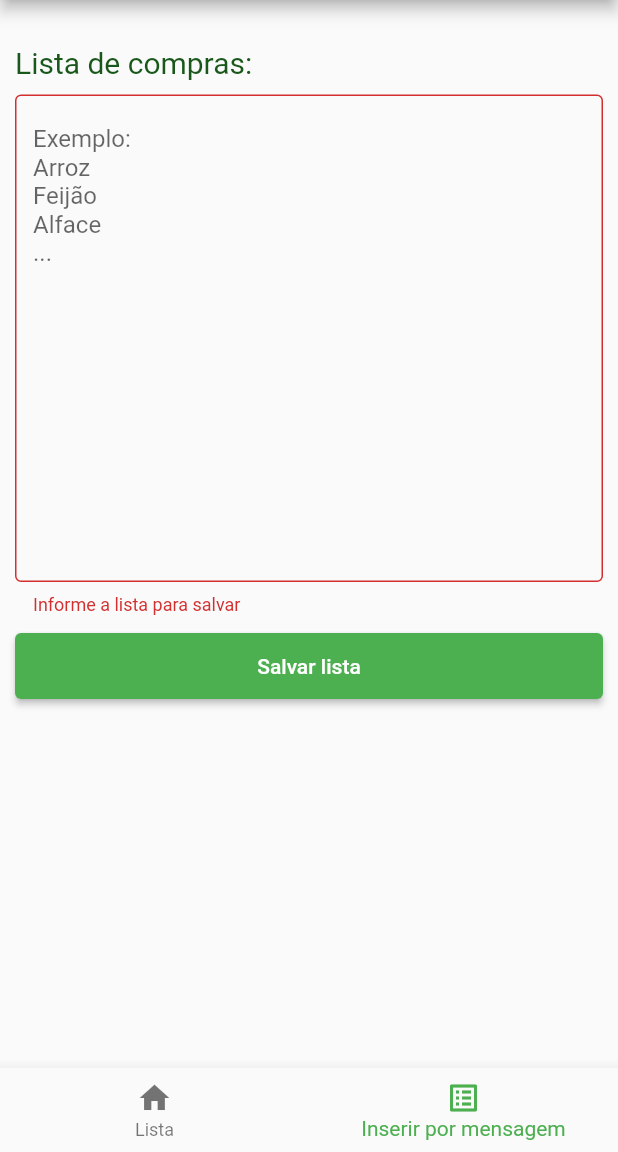
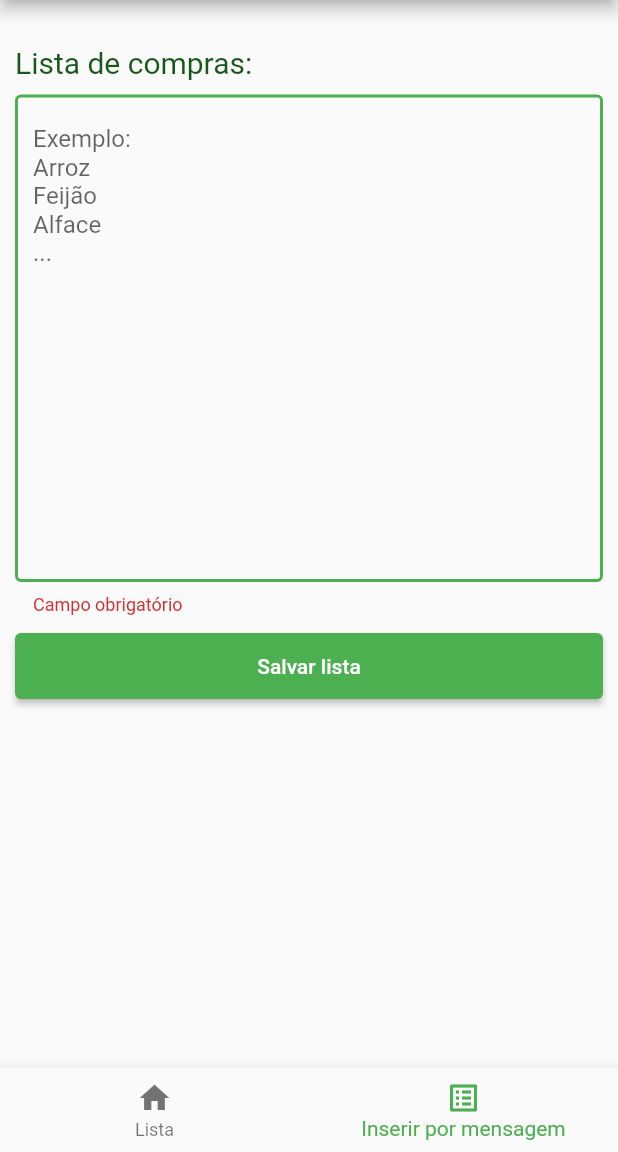
Before and after one commit to EnricoGollner/BuyList, a Flutter app: the screen it shows after launch, item 2 of the bottom bar chosen, after a tap on "Salvar lista", on a phone screen of 412 x 824 dp, the part 84-1236 px from its top. Run offline on Flutter 3.47's test engine with Material 2 defaults, Android fonts, the phone set to English and light mode, and no system bars; our stand-ins replace flutter_slidable, sqflite; accounts and stored records are empty.

Commit message:
fixing streamBuilder shoppingList

```diff
--- a/shopping_list/lib/src/bloc/shopping_bloc.dart
+++ b/shopping_list/lib/src/bloc/shopping_bloc.dart
@@ -10,8 +10,7 @@ class ShoppingBloc {
 
   final StreamController<ShoppingEvent> _inputItemsController =
       StreamController<ShoppingEvent>();
-  final StreamController<ShoppingState> _outputItemsController =
-      StreamController<ShoppingState>();
+  final StreamController<ShoppingState> _outputItemsController = StreamController<ShoppingState>();
 
   ///Getter of Stream controller of ShoppingEvents - where we send events
   Sink<ShoppingEvent> get inputClient => _inputItemsController.sink;
@@ -25,6 +24,11 @@ class ShoppingBloc {
     });
   }
 
+  void dispose() {
+    _inputItemsController.close();
+    _outputItemsController.close();
+  }
+
   Future<void> _mapEventToState(ShoppingEvent event) async {
     List<ItemToShop> items = [];
     _outputItemsController.add(ShoppingLoadingState());
@@ -36,8 +40,14 @@ class ShoppingBloc {
         await shoppingRepository.addItemToShop(event.item);
         items = await shoppingRepository.getAllItemsToShop();
       } catch (e) {
-        _outputItemsController
-            .add(ShoppingFailureState(mensage: 'Erro ao salvar o item.\n$e'));
+        _outputItemsController.add(ShoppingFailureState(mensage: 'Erro ao salvar o item.\n$e'));
+      }
+    } else if (event is AddListShoppingEvent) {
+      try {
+        await shoppingRepository.addItemsListToShop(event.itemsList);
+        items = await shoppingRepository.getAllItemsToShop();
+      } catch (e) {
+        _outputItemsController.add(ShoppingFailureState(mensage: 'Erro ao atualizar o item.\n$e'));
       }
     } else if (event is UpdateItemToShopEvent) {
       try {
@@ -51,8 +61,7 @@ class ShoppingBloc {
         await shoppingRepository.deleteById(event.item.id);
         items = await shoppingRepository.getAllItemsToShop();
       } catch (e) {
-        _outputItemsController
-            .add(ShoppingFailureState(mensage: 'Erro ao remover item\n$e'));
+        _outputItemsController.add(ShoppingFailureState(mensage: 'Erro ao remover item\n$e'));
       }
     }
 
--- a/shopping_list/lib/src/bloc/shopping_events.dart
+++ b/shopping_list/lib/src/bloc/shopping_events.dart
@@ -1,6 +1,6 @@
 import 'package:shopping_list/src/data/models/shop_item.dart';
 
-class ShoppingEvent {}
+abstract class ShoppingEvent {}
 
 class LoadShoppingEvent extends ShoppingEvent {}
 
@@ -8,6 +8,12 @@ class AddShoppingEvent extends ShoppingEvent {
   final ItemToShop item;
 
   AddShoppingEvent({required this.item});
+}
+
+class AddListShoppingEvent extends ShoppingEvent {
+  final List<ItemToShop> itemsList;
+
+  AddListShoppingEvent({required this.itemsList});
 }
 
 class UpdateItemToShopEvent extends ShoppingEvent {
--- a/shopping_list/lib/src/bloc/shopping_state.dart
+++ b/shopping_list/lib/src/bloc/shopping_state.dart
@@ -1,7 +1,7 @@
 // ignore_for_file: public_member_api_docs, sort_constructors_first
 import 'package:shopping_list/src/data/models/shop_item.dart';
 
-class ShoppingState {
+abstract class ShoppingState {
   final String responseMensage;
   final List<ItemToShop> itemsList;
 
--- a/shopping_list/lib/src/data/repositories/shopping_repository.dart
+++ b/shopping_list/lib/src/data/repositories/shopping_repository.dart
@@ -35,7 +35,7 @@ class ShoppingRepository {
     );
   }
 
-  Future<ItemToShop> addItemToShop(ItemToShop item) async {
+  Future<void> addItemToShop(ItemToShop item) async {
     Database? dbItemsShop = await db;
 
     await dbItemsShop?.insert(
@@ -43,8 +43,18 @@ class ShoppingRepository {
       item.copyWith(id: item.id).toJson(),
       conflictAlgorithm: ConflictAlgorithm.replace,
     );
+  }
 
-    return item;
+  Future<void> addItemsListToShop(List<ItemToShop> itemsList) async {
+    Database? dbItemsShop = await db;
+
+    itemsList.map((item) async {
+      await dbItemsShop?.insert(
+        DBUtils.itemsToShopTable,
+        item.copyWith(id: item.id).toJson(),
+        conflictAlgorithm: ConflictAlgorithm.replace,
+      );
+    });
   }
 
   Future<List<ItemToShop>> getAllItemsToShop() async {
--- a/shopping_list/lib/src/pages/home_page.dart
+++ b/shopping_list/lib/src/pages/home_page.dart
@@ -1,4 +1,7 @@
 import 'package:flutter/material.dart';
+import 'package:provider/provider.dart';
+import 'package:shopping_list/src/bloc/shopping_bloc.dart';
+import 'package:shopping_list/src/bloc/shopping_events.dart';
 import 'package:shopping_list/src/pages/items_page.dart';
 import 'package:shopping_list/src/pages/message_list_page.dart';
 
@@ -10,12 +13,14 @@ class HomePage extends StatefulWidget {
 }
 
 class _HomePageState extends State<HomePage> {
+
   int _currentPage = 0;
   late PageController _pageController;
 
   @override
   void initState() {
     super.initState();
+    context.read<ShoppingBloc>().inputClient.add(LoadShoppingEvent());
     _pageController = PageController(initialPage: _currentPage);
   }
 
@@ -23,6 +28,7 @@ class _HomePageState extends State<HomePage> {
   void dispose() {
     super.dispose();
     _pageController.dispose();
+    context.read<ShoppingBloc>().dispose();
   }
 
   @override
@@ -31,13 +37,26 @@ class _HomePageState extends State<HomePage> {
       appBar: AppBar(
         title: const Text("Shopping List"),
       ),
-      body: PageView(
-        controller: _pageController,
-        onPageChanged: _setCurrentPage,
-        children: const [
-          ItemsPage(),
-          MessageList(),
-        ],
+      body: StreamBuilder(
+        stream: context.read<ShoppingBloc>().stream,
+        builder: (context, snaphot) {
+          if (snaphot.hasData) {
+            return PageView(
+              controller: _pageController,
+              onPageChanged: _setCurrentPage,
+              children: [
+                ItemsPage(snapshot: snaphot),
+                const MessageList(),
+              ],
+            );
+          } else {
+            return const Center(
+              child: CircularProgressIndicator(
+                color: Colors.green,
+              ),
+            );
+          }
+        },
       ),
       bottomNavigationBar: BottomNavigationBar(
         currentIndex: _currentPage,
--- a/shopping_list/lib/src/pages/items_page.dart
+++ b/shopping_list/lib/src/pages/items_page.dart
@@ -1,58 +1,34 @@
 import 'package:flutter/material.dart';
-import 'package:provider/provider.dart';
-import 'package:shopping_list/src/bloc/shopping_bloc.dart';
-import 'package:shopping_list/src/bloc/shopping_events.dart';
 import 'package:shopping_list/src/bloc/shopping_state.dart';
 import 'package:shopping_list/src/data/models/shop_item.dart';
 import 'package:shopping_list/src/pages/widgets/box_shopping_list.dart';
 
 class ItemsPage extends StatefulWidget {
-  const ItemsPage({super.key});
+  final AsyncSnapshot<ShoppingState> snapshot;
+
+  const ItemsPage({super.key, required this.snapshot});
 
   @override
   State<ItemsPage> createState() => _ItemsPageState();
 }
 
 class _ItemsPageState extends State<ItemsPage> {
-  late ShoppingBloc bloc;
-
-  @override
-  void initState() {
-    super.initState();
-    bloc = context.read<ShoppingBloc>();
-    bloc.inputClient.add(LoadShoppingEvent());
-  }
-
-  @override
-  void dispose() {
-    super.dispose();
-    bloc.inputClient.close();
-  }
 
   @override
   Widget build(BuildContext context) {
-    return StreamBuilder(
-        stream: bloc.stream,
-        builder: (context, snaphot) {
-          List<ItemToShop> shopItemsList = [];
+    List<ItemToShop> shopItemsList = widget.snapshot.data!.itemsList;
 
-          if (snaphot.hasData) {
-            shopItemsList = snaphot.data!.itemsList;
-          }
-
-          switch (snaphot.data.runtimeType) {
+    switch (widget.snapshot.data.runtimeType) {
       case ShoppingLoadingState:
         return const Center(
           child: CircularProgressIndicator(
             color: Colors.green,
           ),
         );
-
       case ShoppingSuccessState:
         return BoxShoppingList(shopItemsList: shopItemsList);
       default:
         return const BoxShoppingList(shopItemsList: []);
     }
-        });
   }
 }
--- a/shopping_list/lib/src/pages/message_list_page.dart
+++ b/shopping_list/lib/src/pages/message_list_page.dart
@@ -1,4 +1,10 @@
 import 'package:flutter/material.dart';
+import 'package:provider/provider.dart';
+import 'package:shopping_list/src/bloc/shopping_bloc.dart';
+import 'package:shopping_list/src/bloc/shopping_events.dart';
+import 'package:shopping_list/src/data/models/shop_item.dart';
+import 'package:shopping_list/src/pages/widgets/box_text_field.dart';
+import 'package:shopping_list/src/utils/validator.dart';
 
 class MessageList extends StatefulWidget {
   const MessageList({super.key});
@@ -8,8 +14,14 @@ class MessageList extends StatefulWidget {
 }
 
 class _MessageListState extends State<MessageList> {
+
   final GlobalKey<FormState> _formKey = GlobalKey<FormState>();
   final _listController = TextEditingController();
+
+  @override
+  void initState() {
+    super.initState();
+  }
 
   @override
   Widget build(BuildContext context) {
@@ -30,20 +42,12 @@ class _MessageListState extends State<MessageList> {
             const SizedBox(height: 10),
             Form(
               key: _formKey,
-              child: TextFormField(
+              child: BoxTextField(
                 controller: _listController,
                 keyboardType: TextInputType.multiline,
                 maxLines: 15,
-                decoration: const InputDecoration(
-                  border: OutlineInputBorder(),
-                  hintText: "Exemplo:\nArroz\nFeijão\nAlface\n...",
-                ),
-                validator: (text) {
-                  if (text == null || text.isEmpty) {
-                    return "Informe a lista para salvar";
-                  }
-                  return null;
-                },
+                hintText: "Exemplo:\nArroz\nFeijão\nAlface\n...",
+                validatorFunction: Validator.isRequired,
               ),
             ),
             const SizedBox(height: 10),
@@ -59,6 +63,7 @@ class _MessageListState extends State<MessageList> {
                       backgroundColor: Colors.green,
                     ),
                   );
+                  _addItemsFromMessage(messageList: _listController.text);
                 }
               },
               child: const Text("Salvar lista"),
@@ -69,18 +74,20 @@ class _MessageListState extends State<MessageList> {
     );
   }
 
-  List<String> formatToList(String listMessage) {
+  void _addItemsFromMessage({required String messageList}) {
+    List<String> listFromMessage = _formatToList(messageList);
+
+    List<ItemToShop> itemsList = listFromMessage
+        .map(
+          (itemName) => ItemToShop.create(itemName: itemName),
+        )
+        .toList();
+
+    context.read<ShoppingBloc>().inputClient.add(AddListShoppingEvent(itemsList: itemsList));
+  }
+
+  List<String> _formatToList(String listMessage) {
     List<String> list = listMessage.split("\n");
     return list;
   }
-
-  // void add(String listMessage) {
-  //   List<String> listFromMessage = formatToList(listMessage);
-
-  //   List<ShopItem> list = listFromMessage
-  //       .map(
-  //         (item) => ShopItem.fromItemStr(item),
-  //       )
-  //       .toList();
-  // }
 }
--- a/shopping_list/lib/src/pages/widgets/box_text_field.dart
+++ b/shopping_list/lib/src/pages/widgets/box_text_field.dart
@@ -5,22 +5,39 @@ class BoxTextField extends StatelessWidget {
   final String? hintText;
   final String? Function(String?)? validatorFunction;
   final int? maxLines;
+  final TextInputType keyboardType;
 
   const BoxTextField(
       {super.key,
       this.hintText,
       this.validatorFunction,
       required this.controller,
-      this.maxLines});
+      this.keyboardType = TextInputType.text,
+      this.maxLines, });
 
   @override
   Widget build(BuildContext context) {
     return TextFormField(
       controller: controller,
-      decoration: InputDecoration(hintText: hintText),
+      decoration: InputDecoration(
+        hintText: hintText,
+        enabledBorder: const OutlineInputBorder(
+          borderSide: BorderSide(color: Colors.green, width: 2),
+        ),
+        focusedBorder: const OutlineInputBorder(
+          borderSide: BorderSide(color: Colors.green, width: 2),
+        ),
+        disabledBorder: const OutlineInputBorder(
+          borderSide: BorderSide(color: Colors.green, width: 2),
+        ),
+        errorBorder: const OutlineInputBorder(
+          borderSide: BorderSide(color: Colors.green, width: 2),
+        ),
+      ),
       onTapOutside: (pointDownEvent) =>
           FocusManager.instance.primaryFocus?.unfocus(),
       validator: validatorFunction,
+      keyboardType: keyboardType,
       maxLines: maxLines,
     );
   }
```
Also changed, not shown: shopping_list/lib/src/pages/widgets/box_shopping_list.dart (+3 -12 lines), 3 other files. Lines whose indentation alone changed are shown as unchanged.
